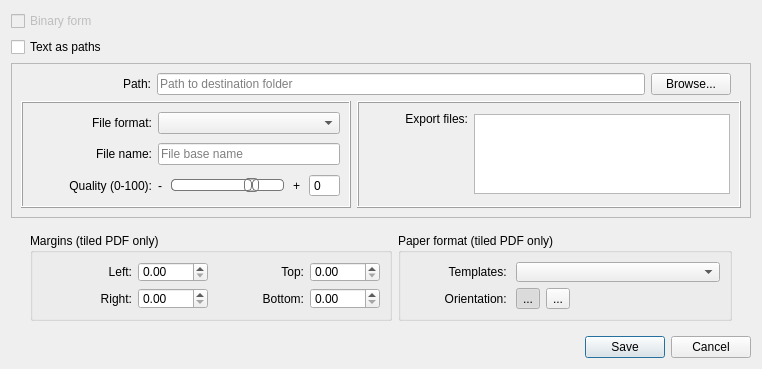
FashionFreedom/Seamly2D, file src/app/seamly2d/dialogs/export_layout_dialog.ui: the form before one commit.
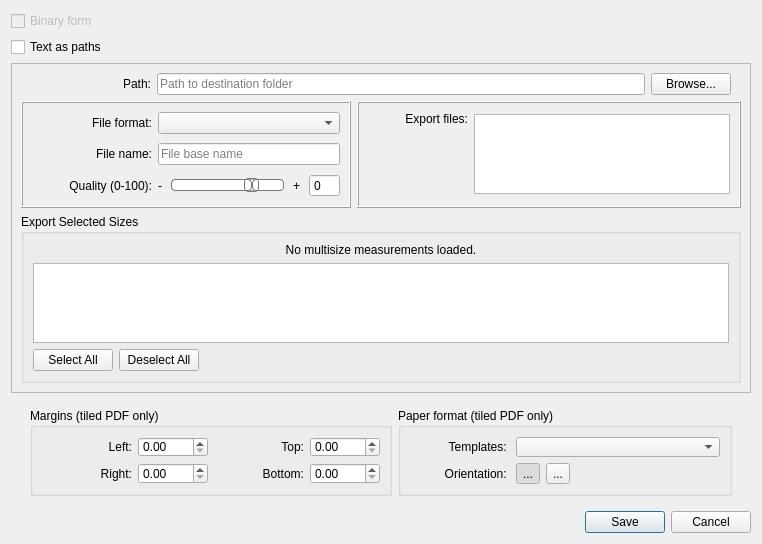
The form after the commit. Icons and pictures are not drawn. Custom widgets are drawn as their Qt base class.

Commit message: feat: add batch size selection UI to export dialog

Patch:
```diff
--- a/src/app/seamly2d/dialogs/export_layout_dialog.ui
+++ b/src/app/seamly2d/dialogs/export_layout_dialog.ui
@@ -16,7 +16,7 @@
   <property name="maximumSize">
    <size>
     <width>900</width>
-    <height>400</height>
+    <height>600</height>
    </size>
   </property>
   <property name="font">
@@ -485,6 +485,72 @@
         </item>
        </layout>
       </item>
+      <item>
+       <widget class="QGroupBox" name="sizeSelection_GroupBox">
+        <property name="title">
+         <string>Export Selected Sizes</string>
+        </property>
+        <layout class="QVBoxLayout" name="sizeSelection_VLayout">
+         <item>
+          <widget class="QLabel" name="sizeNote_Label">
+           <property name="text">
+            <string>No multisize measurements loaded.</string>
+           </property>
+           <property name="alignment">
+            <set>Qt::AlignmentFlag::AlignCenter</set>
+           </property>
+          </widget>
+         </item>
+         <item>
+          <widget class="QListWidget" name="sizeList_ListWidget">
+           <property name="minimumSize">
+            <size>
+             <width>0</width>
+             <height>80</height>
+            </size>
+           </property>
+           <property name="maximumSize">
+            <size>
+             <width>16777215</width>
+             <height>120</height>
+            </size>
+           </property>
+          </widget>
+         </item>
+         <item>
+          <layout class="QHBoxLayout" name="sizeButtons_HLayout">
+           <item>
+            <widget class="QPushButton" name="selectAll_PushButton">
+             <property name="text">
+              <string>Select All</string>
+             </property>
+            </widget>
+           </item>
+           <item>
+            <widget class="QPushButton" name="deselectAll_PushButton">
+             <property name="text">
+              <string>Deselect All</string>
+             </property>
+            </widget>
+           </item>
+           <item>
+            <spacer name="sizeButtons_Spacer">
+             <property name="orientation">
+              <enum>Qt::Orientation::Horizontal</enum>
+             </property>
+             <property name="sizeHint" stdset="0">
+              <size>
+               <width>40</width>
+               <height>20</height>
+              </size>
+             </property>
+            </spacer>
+           </item>
+          </layout>
+         </item>
+        </layout>
+       </widget>
+      </item>
      </layout>
     </widget>
    </item>
```
The commit also changes 2 other files.
